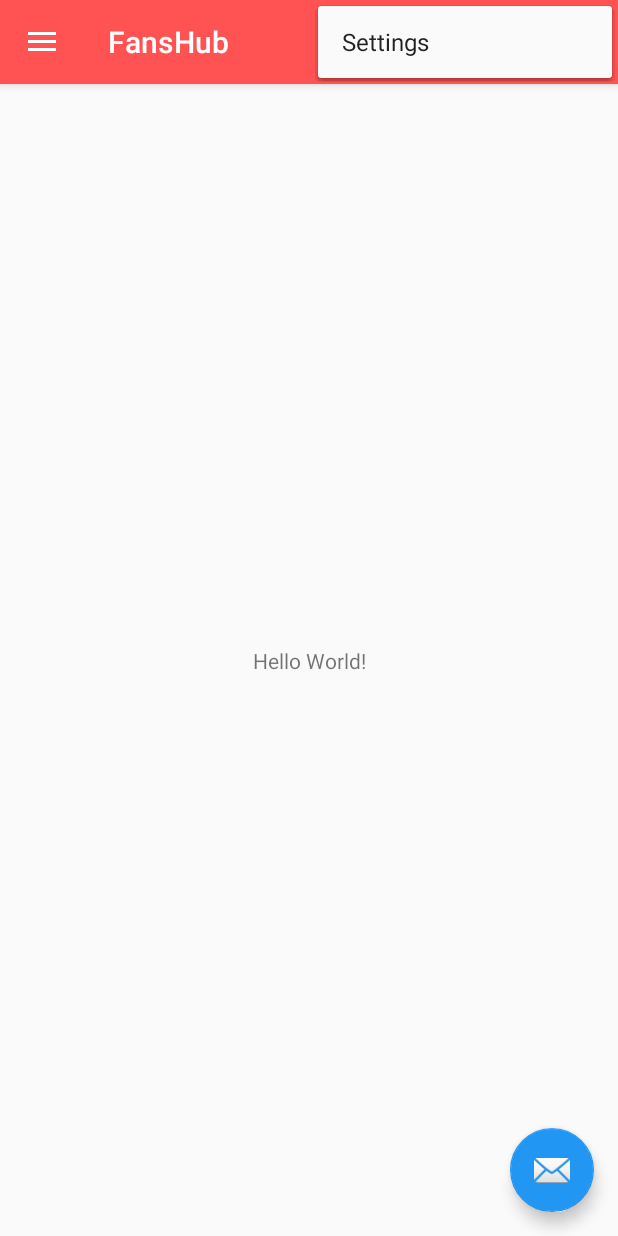
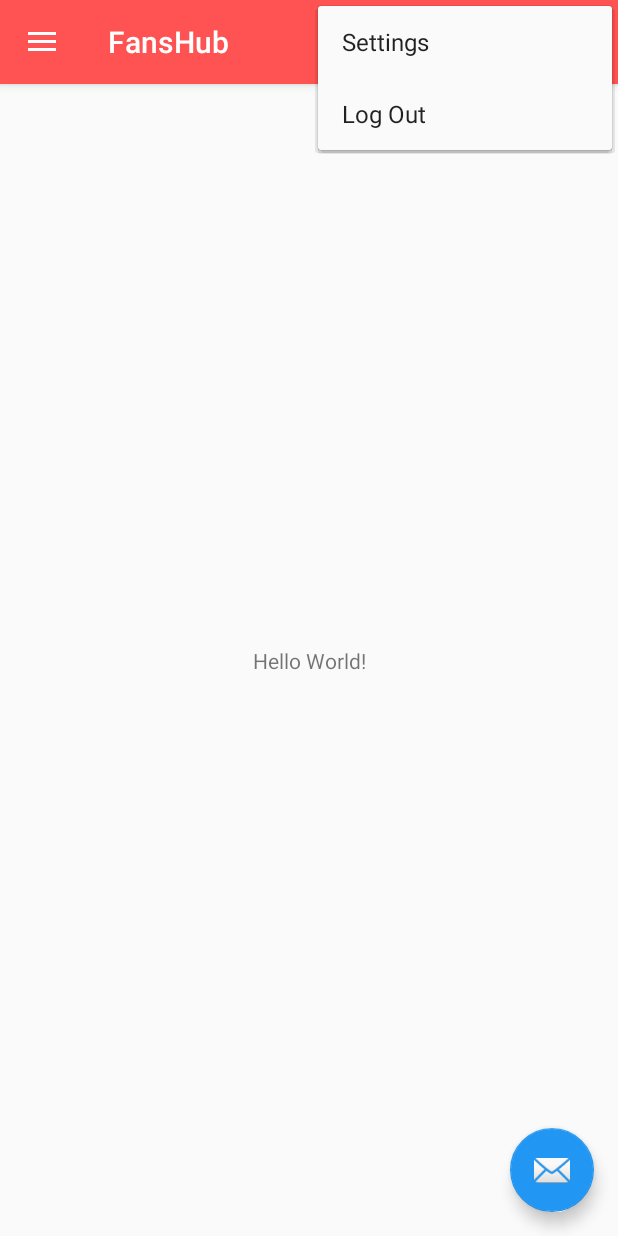
Before and after one commit to prasanna189/FansHub, an Android app: the MainActivity screen opened directly, with no data from a screen before it, with the options menu open, on a phone screen of 412 x 824 dp. Run offline under Robolectric (Android 15) with nearby library versions, the phone set to English and light mode, and no system bars; our stand-ins replace Firebase (no records; nobody signed in at launch, a user with empty details on screens opened directly); libraries missing offline, so code that uses them is left out: com.firebase.ui.

```diff
--- a/app/build.gradle
+++ b/app/build.gradle
@@ -19,6 +19,12 @@ android {
 }
 
 dependencies {
+
+    // Required -- JUnit 4 framework
+    testCompile 'junit:junit:4.12'
+    // Optional -- Mockito framework
+    testCompile 'org.mockito:mockito-core:1.10.19'
+
     implementation fileTree(dir: 'libs', include: ['*.jar'])
     implementation 'com.android.support:appcompat-v7:26.1.0'
     implementation 'com.android.support:support-v4:26.1.0'
--- a/app/src/main/java/com/dev/fans/fanshub/MainActivity.java
+++ b/app/src/main/java/com/dev/fans/fanshub/MainActivity.java
@@ -1,6 +1,8 @@
 package com.dev.fans.fanshub;
 
+import android.content.Intent;
 import android.os.Bundle;
+import android.support.annotation.NonNull;
 import android.support.design.widget.FloatingActionButton;
 import android.support.design.widget.NavigationView;
 import android.support.design.widget.Snackbar;
@@ -12,17 +14,36 @@ import android.support.v7.widget.Toolbar;
 import android.view.Menu;
 import android.view.MenuItem;
 import android.view.View;
+import android.widget.Toast;
 
+import com.firebase.ui.auth.AuthUI;
+import com.google.firebase.auth.FirebaseAuth;
 import com.google.firebase.auth.FirebaseUser;
+
+import java.util.Arrays;
 
 public class MainActivity extends AppCompatActivity
         implements NavigationView.OnNavigationItemSelectedListener {
 
+    private static final String TAG = "MainActivity";
+
+    //response codes
+    private static final int RC_SIGN_IN = 123;
+
+    //firebase instance variables
+    private FirebaseAuth mFirebaseAuth;
+    private FirebaseAuth.AuthStateListener mAuthStateListener;
 
     @Override
     protected void onCreate(Bundle savedInstanceState) {
         super.onCreate(savedInstanceState);
         setContentView(R.layout.activity_main);
+
+
+        //intialize firebase components
+        mFirebaseAuth = FirebaseAuth.getInstance();
+
+
         Toolbar toolbar = findViewById(R.id.toolbar);
         setSupportActionBar(toolbar);
 
@@ -45,7 +66,63 @@ public class MainActivity extends AppCompatActivity
         NavigationView navigationView = findViewById(R.id.nav_view);
         navigationView.setNavigationItemSelectedListener(this);
 
+        //firebase authentication
+        mAuthStateListener = new FirebaseAuth.AuthStateListener() {
+            @Override
+            public void onAuthStateChanged(@NonNull FirebaseAuth firebaseAuth) {
+                FirebaseUser user = firebaseAuth.getCurrentUser();
+                if (user != null) {
+                    // User is signed in
+//                    Toast.makeText(MainActivity.this, "Welcome fan!", Toast.LENGTH_SHORT).show();
+                    onSignedInInitialize(user);
+                } else {
+                    // User is signed out
+                    onSignedOutCleanup();
+                    startActivityForResult(
+                            AuthUI.getInstance()
+                                    .createSignInIntentBuilder()
+                                    .setIsSmartLockEnabled(false)
+                                    .setLogo(R.mipmap.ic_launcher)
+                                    .setTheme(R.style.FirebaseLoginTheme)
+                                    .setAvailableProviders(Arrays.asList(
+                                            new AuthUI.IdpConfig.EmailBuilder().build(),
+                                            new AuthUI.IdpConfig.GoogleBuilder().build()))
+                                    .build(),
+                            RC_SIGN_IN);
+                }
+            }
+        };
 
+
+    }
+
+    @Override
+    public void onActivityResult(int requestCode, int resultCode, Intent data) {
+        super.onActivityResult(requestCode, resultCode, data);
+        if (requestCode == RC_SIGN_IN) {
+            if (resultCode == RESULT_OK) {
+                // Sign-in succeeded, set up the UI
+                Toast.makeText(this, "Signed in. Welcome Fan!", Toast.LENGTH_SHORT).show();
+            } else if (resultCode == RESULT_CANCELED) {
+                // Sign in was canceled by the user, finish the activity
+                Toast.makeText(this, "Sign in cancelled", Toast.LENGTH_SHORT).show();
+                finish();
+            }
+        }
+    }
+
+    @Override
+    protected void onResume() {
+        super.onResume();
+        mFirebaseAuth.addAuthStateListener(mAuthStateListener);
+    }
+
+    @Override
+    protected void onPause() {
+        super.onPause();
+        if (mAuthStateListener != null) {
+            mFirebaseAuth.removeAuthStateListener(mAuthStateListener);
+        }
     }
 
     @Override
@@ -74,6 +151,9 @@ public class MainActivity extends AppCompatActivity
 
         //noinspection SimplifiableIfStatement
         if (id == R.id.action_settings) {
+            return true;
+        } else if (id == R.id.action_logout) {
+            AuthUI.getInstance().signOut(this);
             return true;
         }
 
@@ -106,11 +186,9 @@ public class MainActivity extends AppCompatActivity
     }
 
     void onSignedInInitialize(FirebaseUser user) {
-
     }
 
     void onSignedOutCleanup() {
-
     }
 
 }
--- a/app/src/main/res/menu/main.xml
+++ b/app/src/main/res/menu/main.xml
@@ -6,4 +6,11 @@
         android:orderInCategory="100"
         android:title="@string/action_settings"
         app:showAsAction="never" />
+
+    <item
+        android:id="@+id/action_logout"
+        android:orderInCategory="101"
+        android:title="@string/action_logout"
+        app:showAsAction="never" />
+
 </menu>
--- a/app/src/main/res/values/colors.xml
+++ b/app/src/main/res/values/colors.xml
@@ -3,4 +3,5 @@
     <color name="colorPrimary">#ff5252</color>
     <color name="colorPrimaryDark">#D32F2F</color>
     <color name="colorAccent">#2196F3</color>
+    <color name="lightGray">#F5F5F5</color>
 </resources>
--- a/app/src/main/res/values/strings.xml
+++ b/app/src/main/res/values/strings.xml
@@ -5,4 +5,5 @@
     <string name="navigation_drawer_close">Close navigation drawer</string>
 
     <string name="action_settings">Settings</string>
+    <string name="action_logout">Log Out</string>
 </resources>
--- a/app/src/main/res/values/styles.xml
+++ b/app/src/main/res/values/styles.xml
@@ -19,6 +19,10 @@
         <item name="android:statusBarColor">@color/colorPrimary</item>
     </style>
 
+    <style name="FirebaseLoginTheme" parent="FirebaseUI">
+        <item name="android:windowBackground">@color/lightGray</item>
+    </style>
+
     <style name="AppTheme.AppBarOverlay" parent="ThemeOverlay.AppCompat.Dark.ActionBar" />
 
     <style name="AppTheme.PopupOverlay" parent="ThemeOverlay.AppCompat.Light" />
--- a/build.gradle
+++ b/build.gradle
@@ -13,6 +13,8 @@ buildscript {
         // NOTE: Do not place your application dependencies here; they belong
         // in the individual module build.gradle files
         classpath 'com.google.gms:google-services:3.1.1'
+
+
     }
 }
 
```
